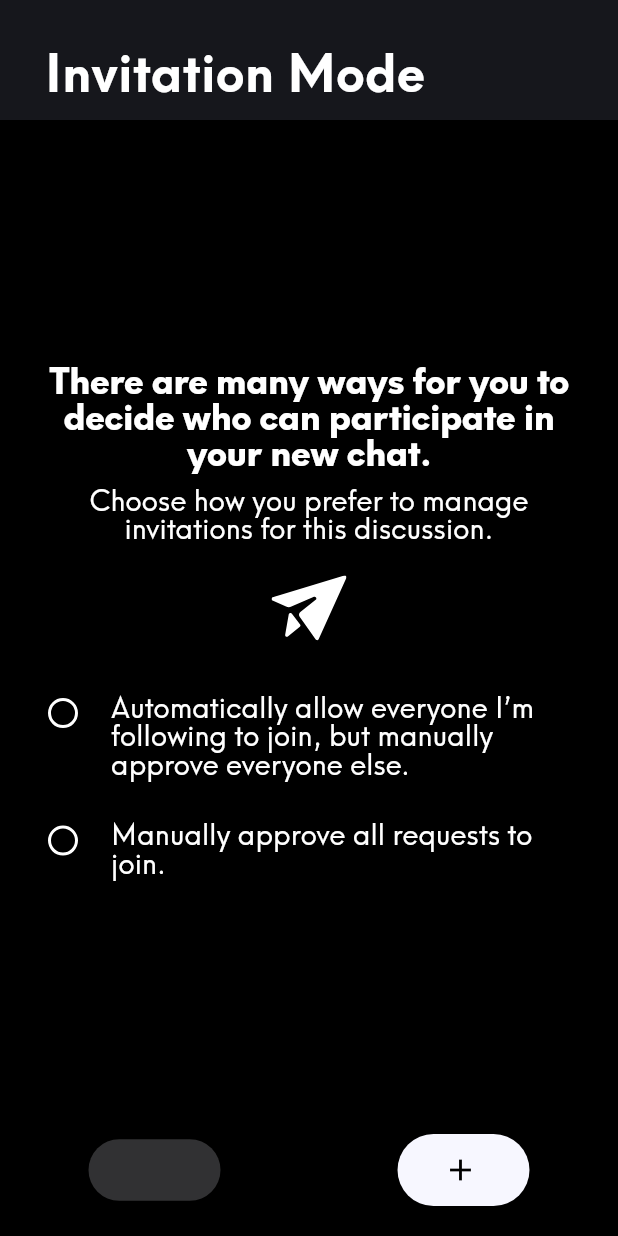
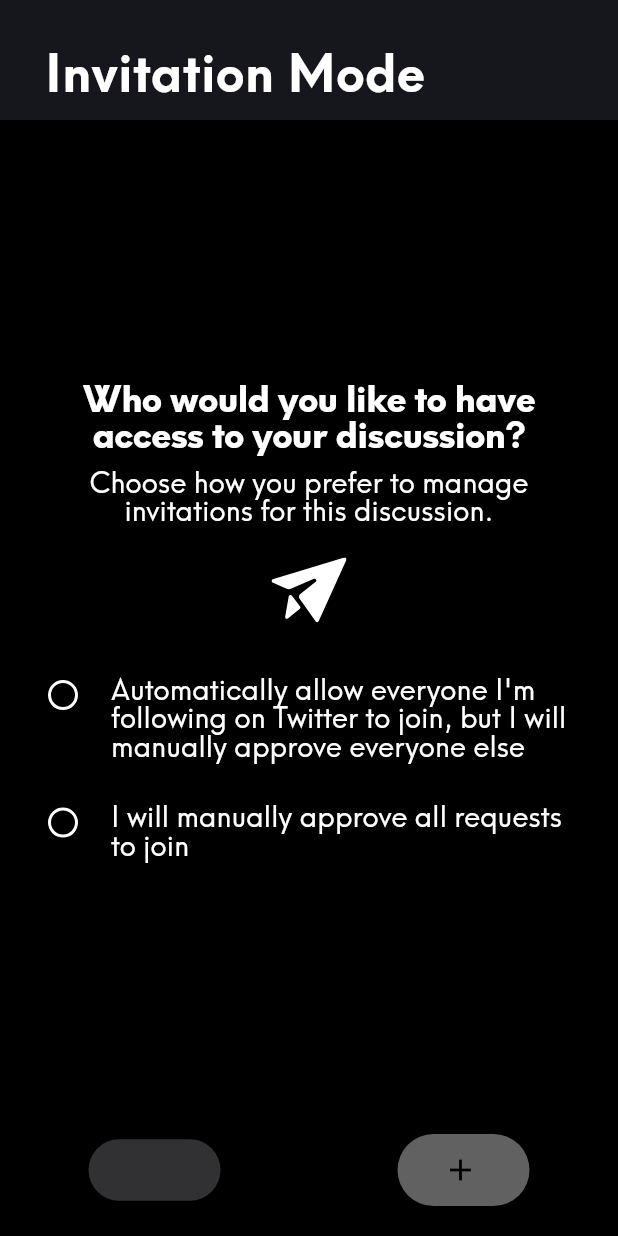
Before and after one commit to nedrocks/delphis_app, a Flutter app: the InviteModePage screen opened directly with empty values, on a phone screen of 412 x 824 dp. Run offline on Flutter 3.47's test engine with Material 2 defaults, Android fonts, the phone set to English and light mode, and no system bars; our stand-ins replace bloc, equatable, file_picker, flutter_bloc, flutter_cache_manager, flutter_secure_storage and 11 more; missing offline and left inert: apple_sign_in, back_button_interceptor, flutter_segment, video_thumbnail; accounts and stored records are empty; generated files the repository leaves out were written again; statements that could not run were skipped.

Commit message:
Address pr review comments

```diff
--- a/lib/bloc/upsert_chat/upsert_discussion_event.dart
+++ b/lib/bloc/upsert_chat/upsert_discussion_event.dart
@@ -38,15 +38,26 @@ class UpsertDiscussionCreateDiscussionEvent extends UpsertDiscussionEvent {
 }
 
 /* Whenever a user wants to set some data fields of the fields in the current
-   editing/creation state. NOTE: Only non-null fields will be considered. */
-class UpsertDiscussionSetInfoEvent extends UpsertDiscussionEvent {
+   editing/creation state. */
+class UpsertDiscussionSetTitleDescriptionEvent extends UpsertDiscussionEvent {
   final DateTime timestamp = DateTime.now();
   final String title;
   final String description;
-  final DiscussionInviteMode inviteMode;
 
-  UpsertDiscussionSetInfoEvent({this.title, this.description, this.inviteMode});
+  UpsertDiscussionSetTitleDescriptionEvent({this.title, this.description});
 
   @override
-  List<Object> get props => [timestamp, title, description, inviteMode];
+  List<Object> get props => [timestamp, title, description];
 }
+
+/* Whenever a user wants to set some data fields of the fields in the current
+   editing/creation state. */
+class UpsertDiscussionSetInviteModeEvent extends UpsertDiscussionEvent {
+  final DateTime timestamp = DateTime.now();
+  final DiscussionJoinabilitySetting inviteMode;
+
+  UpsertDiscussionSetInviteModeEvent({this.inviteMode});
+
+  @override
+  List<Object> get props => [timestamp, inviteMode];
+}
--- a/lib/bloc/upsert_chat/upsert_discussion_info.dart
+++ b/lib/bloc/upsert_chat/upsert_discussion_info.dart
@@ -1,15 +1,13 @@
 import 'package:delphis_app/data/repository/discussion.dart';
 import 'package:delphis_app/data/repository/user.dart';
 import 'package:equatable/equatable.dart';
-
-enum DiscussionInviteMode { EVERYONE_FOLLOWED, EVERYONE_APPROVED }
 
 class UpsertDiscussionInfo extends Equatable {
   final User meUser;
   final Discussion discussion;
   final String title;
   final String description;
-  final DiscussionInviteMode inviteMode;
+  final DiscussionJoinabilitySetting inviteMode;
   final String inviteLink;
   final bool isNewDiscussion;
 
@@ -31,15 +29,18 @@ class UpsertDiscussionInfo extends Equatable {
     inviteMode,
     inviteLink,
     isNewDiscussion,
+    bool overrideDescription = false,
   }) {
     return UpsertDiscussionInfo(
-        meUser: meUser ?? this.meUser,
-        discussion: discussion ?? this.discussion,
-        title: title ?? this.title,
-        description: description ?? this.description,
-        inviteMode: inviteMode ?? this.inviteMode,
-        inviteLink: inviteLink ?? this.inviteLink,
-        isNewDiscussion: isNewDiscussion ?? this.isNewDiscussion);
+      meUser: meUser ?? this.meUser,
+      discussion: discussion ?? this.discussion,
+      title: title ?? this.title,
+      description:
+          description ?? (overrideDescription ? description : this.description),
+      inviteMode: inviteMode ?? this.inviteMode,
+      inviteLink: inviteLink ?? this.inviteLink,
+      isNewDiscussion: isNewDiscussion ?? this.isNewDiscussion,
+    );
   }
 
   @override
--- a/lib/data/repository/discussion.dart
+++ b/lib/data/repository/discussion.dart
@@ -665,3 +665,8 @@ class DiscussionLinkAccess extends Equatable {
   factory DiscussionLinkAccess.fromJson(Map<String, dynamic> json) =>
       _$DiscussionLinkAccessFromJson(json);
 }
+
+enum DiscussionJoinabilitySetting {
+  ALLOW_TWITTER_FRIENDS,
+  ALL_REQUIRE_APPROVAL
+}
--- a/lib/screens/home_page/chats/chats_list.dart
+++ b/lib/screens/home_page/chats/chats_list.dart
@@ -127,7 +127,7 @@ class ChatsList extends StatelessWidget {
                   }
                   return SingleChat(
                     discussion: discussionElem,
-                    canJoinDiscussions: currentUser?.isTwitterAuth,
+                    canJoinDiscussions: currentUser?.isTwitterAuth ?? false,
                     onJoinPressed: () {
                       this.onJoinDiscussionPressed(discussionElem);
                     },
--- a/lib/screens/upsert_discussion/pages/invite_mode_page.dart
+++ b/lib/screens/upsert_discussion/pages/invite_mode_page.dart
@@ -1,8 +1,10 @@
 import 'package:delphis_app/bloc/upsert_chat/upsert_discussion_bloc.dart';
 import 'package:delphis_app/bloc/upsert_chat/upsert_discussion_info.dart';
+import 'package:delphis_app/data/repository/discussion.dart';
 import 'package:delphis_app/design/sizes.dart';
 import 'package:delphis_app/design/text_theme.dart';
 import 'package:delphis_app/screens/upsert_discussion/pages/base_page_widget.dart';
+import 'package:delphis_app/screens/upsert_discussion/widgets/check_list_option.dart';
 import 'package:delphis_app/widgets/animated_size_container/animated_size_container.dart';
 import 'package:flutter/material.dart';
 import 'package:flutter_bloc/flutter_bloc.dart';
@@ -10,10 +12,10 @@ import 'package:flutter_svg/flutter_svg.dart';
 import 'package:intl/intl.dart';
 
 class InviteModePage extends StatefulWidget {
-  static final everyoneFollowedText = Intl.message(
-      "Automatically allow everyone I’m following to join, but manually approve everyone else.");
-  static final everyoneApprovedText =
-      Intl.message("Manually approve all requests to join.");
+  static final allowTwitterFriendsText = Intl.message(
+      "Automatically allow everyone I'm following on Twitter to join, but I will manually approve everyone else");
+  static final allRequireApprovalText =
+      Intl.message("I will manually approve all requests to join");
   final String nextButtonText;
   final String prevButtonText;
   final VoidCallback onBack;
@@ -66,7 +68,12 @@ class _InviteModePageState extends State<InviteModePage> {
                 nextButtonChild: nextButton,
                 backButtonChild: Text(this.widget.prevButtonText),
                 onBack: this.widget.onBack,
-                onNext: () => this.onNext(context, state.info),
+                onNext: state.info.inviteMode == null
+                    ? null
+                    : () => this.onNext(context, state.info),
+                nextColor: state.info.inviteMode == null
+                    ? Color.fromRGBO(247, 247, 255, 0.5)
+                    : Color.fromRGBO(247, 247, 255, 1.0),
                 contents: Expanded(
                   child: Container(
                     margin: EdgeInsets.all(SpacingValues.extraLarge),
@@ -75,7 +82,7 @@ class _InviteModePageState extends State<InviteModePage> {
                       children: <Widget>[
                         Text(
                           Intl.message(
-                              'There are many ways for you to decide who can participate in your new chat.'),
+                              'Who would you like to have access to your discussion?'),
                           style: TextThemes.onboardHeading,
                           textAlign: TextAlign.center,
                         ),
@@ -128,31 +135,33 @@ class _InviteModePageState extends State<InviteModePage> {
                         Column(
                           mainAxisAlignment: MainAxisAlignment.center,
                           children: <Widget>[
-                            _ModeOption(
+                            CheckListOption(
                               isSelected: state.info.inviteMode ==
-                                  DiscussionInviteMode.EVERYONE_FOLLOWED,
-                              text: InviteModePage.everyoneFollowedText,
+                                  DiscussionJoinabilitySetting
+                                      .ALLOW_TWITTER_FRIENDS,
+                              text: InviteModePage.allowTwitterFriendsText,
                               onTap: () =>
                                   BlocProvider.of<UpsertDiscussionBloc>(context)
                                       .add(
-                                UpsertDiscussionSetInfoEvent(
-                                    inviteMode:
-                                        DiscussionInviteMode.EVERYONE_FOLLOWED),
+                                UpsertDiscussionSetInviteModeEvent(
+                                    inviteMode: DiscussionJoinabilitySetting
+                                        .ALLOW_TWITTER_FRIENDS),
                               ),
                             ),
                             SizedBox(
                               height: SpacingValues.mediumLarge,
                             ),
-                            _ModeOption(
+                            CheckListOption(
                               isSelected: state.info.inviteMode ==
-                                  DiscussionInviteMode.EVERYONE_APPROVED,
-                              text: InviteModePage.everyoneApprovedText,
+                                  DiscussionJoinabilitySetting
+                                      .ALL_REQUIRE_APPROVAL,
+                              text: InviteModePage.allRequireApprovalText,
                               onTap: () =>
                                   BlocProvider.of<UpsertDiscussionBloc>(context)
                                       .add(
-                                UpsertDiscussionSetInfoEvent(
-                                    inviteMode:
-                                        DiscussionInviteMode.EVERYONE_APPROVED),
+                                UpsertDiscussionSetInviteModeEvent(
+                                    inviteMode: DiscussionJoinabilitySetting
+                                        .ALL_REQUIRE_APPROVAL),
                               ),
                             ),
                           ],
@@ -180,52 +189,3 @@ class _InviteModePageState extends State<InviteModePage> {
     });
   }
 }
-
-class _ModeOption extends StatelessWidget {
-  final bool isSelected;
-  final String text;
-  final VoidCallback onTap;
-
-  const _ModeOption({Key key, this.isSelected, this.text, this.onTap})
-      : super(key: key);
-
-  @override
-  Widget build(BuildContext context) {
-    final checkMarkSize = 24.0;
-    final borderWidth = 2.0;
-    Widget checkMark = Container(
-      margin: EdgeInsets.all(borderWidth),
-      decoration: BoxDecoration(
-          shape: BoxShape.circle,
-          border: Border.all(width: borderWidth, color: Colors.white)),
-      width: checkMarkSize - borderWidth * 2,
-      height: checkMarkSize - borderWidth * 2,
-    );
-    if (this.isSelected) {
-      checkMark =
-          Icon(Icons.check_circle, color: Colors.white, size: checkMarkSize);
-    }
-
-    return Material(
-      color: Colors.transparent,
-      borderRadius: BorderRadius.circular(20.0),
-      clipBehavior: Clip.antiAlias,
-      child: InkWell(
-          onTap: this.onTap,
-          child: Container(
-            padding: EdgeInsets.all(SpacingValues.small),
-            child: Row(
-              mainAxisAlignment: MainAxisAlignment.spaceAround,
-              crossAxisAlignment: CrossAxisAlignment.start,
-              children: <Widget>[
-                checkMark,
-                SizedBox(width: SpacingValues.large),
-                Flexible(
-                  child: Text(this.text, style: TextThemes.onboardBody),
-                )
-              ],
-            ),
-          )),
-    );
-  }
-}
--- a/lib/screens/upsert_discussion/pages/twitter_auth_page.dart
+++ b/lib/screens/upsert_discussion/pages/twitter_auth_page.dart
@@ -105,14 +105,14 @@ class TwitterAuthPage extends StatelessWidget {
                     ),
                     Text(
                       Intl.message(
-                          "In order to invite a curated list of participants, moderators need to be able to identify themselves so that the participants can trust them."),
+                          "In order to invite a curated list of participants, moderators need to be able to identify themselves so that participants can trust them. Chatham identifies its users by using their Twitter identities."),
                       style: TextThemes.onboardHeading,
                       textAlign: TextAlign.center,
                     ),
                     SizedBox(height: SpacingValues.large),
                     Text(
                         Intl.message(
-                            "You can do so by authenticating through social media for now."),
+                            "You can do so by authenticating through Twitter for now."),
                         style: TextThemes.onboardBody,
                         textAlign: TextAlign.center),
                   ],
--- /dev/null
+++ b/lib/screens/upsert_discussion/widgets/check_list_option.dart
@@ -0,0 +1,52 @@
+import 'package:delphis_app/design/sizes.dart';
+import 'package:delphis_app/design/text_theme.dart';
+import 'package:flutter/material.dart';
+
+class CheckListOption extends StatelessWidget {
+  final bool isSelected;
+  final String text;
+  final VoidCallback onTap;
+
+  const CheckListOption({Key key, this.isSelected, this.text, this.onTap})
+      : super(key: key);
+
+  @override
+  Widget build(BuildContext context) {
+    final checkMarkSize = 24.0;
+    final borderWidth = 2.0;
+    Widget checkMark = Container(
+      margin: EdgeInsets.all(borderWidth),
+      decoration: BoxDecoration(
+          shape: BoxShape.circle,
+          border: Border.all(width: borderWidth, color: Colors.white)),
+      width: checkMarkSize - borderWidth * 2,
+      height: checkMarkSize - borderWidth * 2,
+    );
+    if (this.isSelected) {
+      checkMark =
+          Icon(Icons.check_circle, color: Colors.white, size: checkMarkSize);
+    }
+
+    return Material(
+      color: Colors.transparent,
+      borderRadius: BorderRadius.circular(20.0),
+      clipBehavior: Clip.antiAlias,
+      child: InkWell(
+          onTap: this.onTap,
+          child: Container(
+            padding: EdgeInsets.all(SpacingValues.small),
+            child: Row(
+              mainAxisAlignment: MainAxisAlignment.spaceAround,
+              crossAxisAlignment: CrossAxisAlignment.start,
+              children: <Widget>[
+                checkMark,
+                SizedBox(width: SpacingValues.large),
+                Flexible(
+                  child: Text(this.text, style: TextThemes.onboardBody),
+                )
+              ],
+            ),
+          )),
+    );
+  }
+}
```
Also changed, not shown: lib/bloc/upsert_chat/upsert_discussion_bloc.dart (+15 -10 lines), lib/screens/upsert_discussion/pages/confirmation_page.dart (+56 -180 lines), lib/screens/upsert_discussion/pages/creation_loading_page.dart (added, +158 -0 lines), lib/screens/upsert_discussion/pages/title_description_page.dart (+14 -4 lines), lib/screens/upsert_discussion/upsert_discussion_screen.dart (+21 -8 lines), lib/screens/upsert_discussion/widgets/bullet_point.dart (added, +27 -0 lines), lib/screens/upsert_discussion/widgets/text_field.dart (+7 -2 lines).
